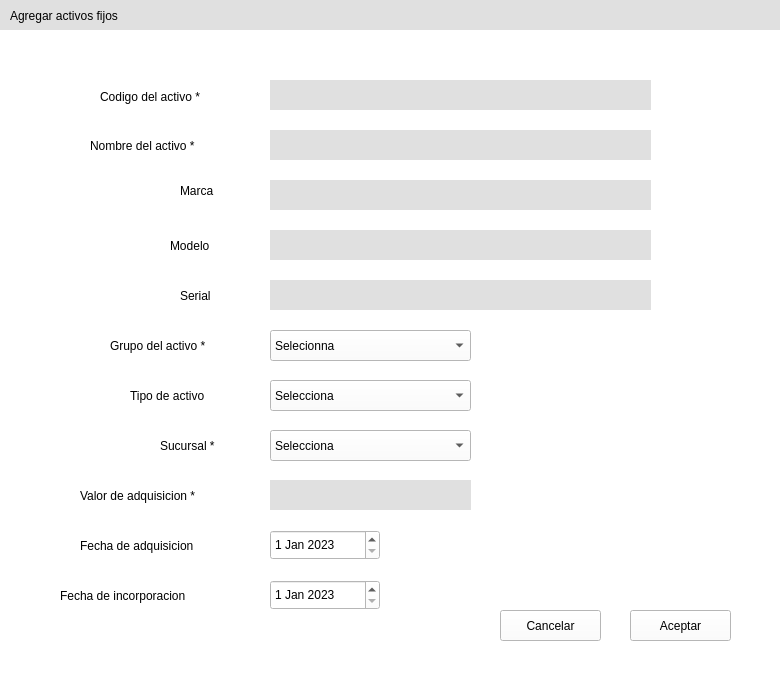
Above: UI/assets.ui from adriii0104/ABAS_SYSTEM before the change. Below: the same form after it.
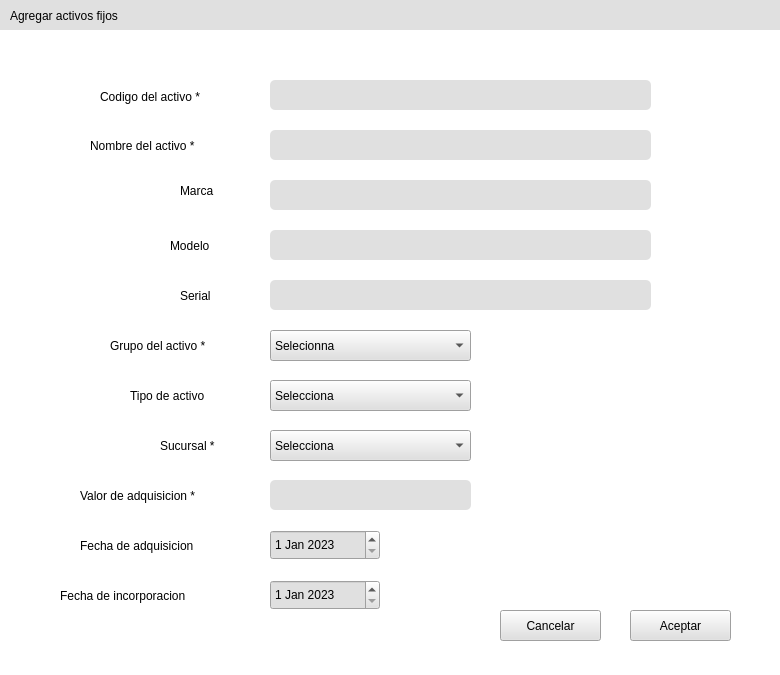
That is the form after the change. Icons and pictures are not drawn.

```diff
--- a/UI/assets.ui
+++ b/UI/assets.ui
@@ -149,6 +149,36 @@
 background-color: #E0E0E0;
 color: black;
 border: red;
+border-radius: 5px;
+
+}
+
+QComboBox {
+color: rgb(0, 0, 0);
+background-color: rgb(224, 224, 224);
+
+
+}
+
+
+
+QLabel {
+color: black;
+
+
+}
+
+QDateEdit {
+background-color: #E0E0E0;
+color:  rgb(0, 0, 0);
+
+}
+
+#cancel, #accept {
+background-color: #E0E0E0;
+color: rgb(0, 0, 0);
+
+
 
 }</string>
     </property>
@@ -222,7 +252,7 @@
       <string notr="true">padding-left: 10px;</string>
      </property>
     </widget>
-    <widget class="QDateEdit" name="dateEdit">
+    <widget class="QDateEdit" name="datead">
      <property name="geometry">
       <rect>
        <x>270</x>
@@ -432,7 +462,7 @@
       <string>Nombre del activo *</string>
      </property>
     </widget>
-    <widget class="QPushButton" name="pushButton">
+    <widget class="QPushButton" name="accept">
      <property name="geometry">
       <rect>
        <x>630</x>
@@ -498,7 +528,7 @@
       </property>
      </item>
     </widget>
-    <widget class="QDateEdit" name="dateEdit_2">
+    <widget class="QDateEdit" name="datein">
      <property name="geometry">
       <rect>
        <x>270</x>
```
